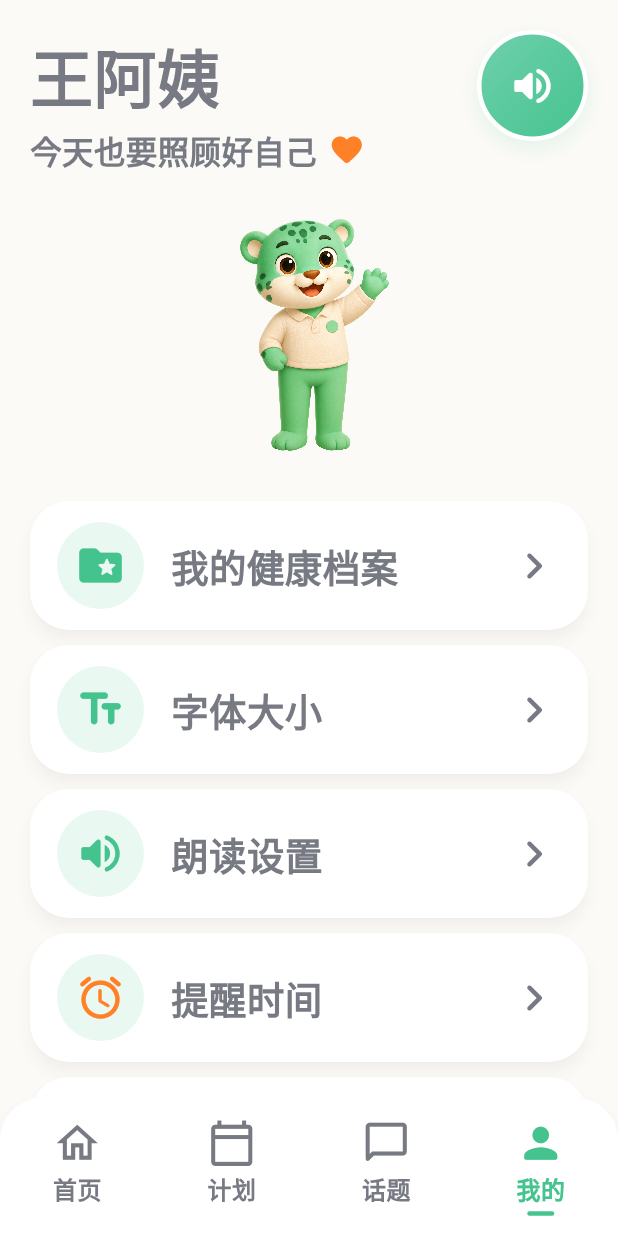
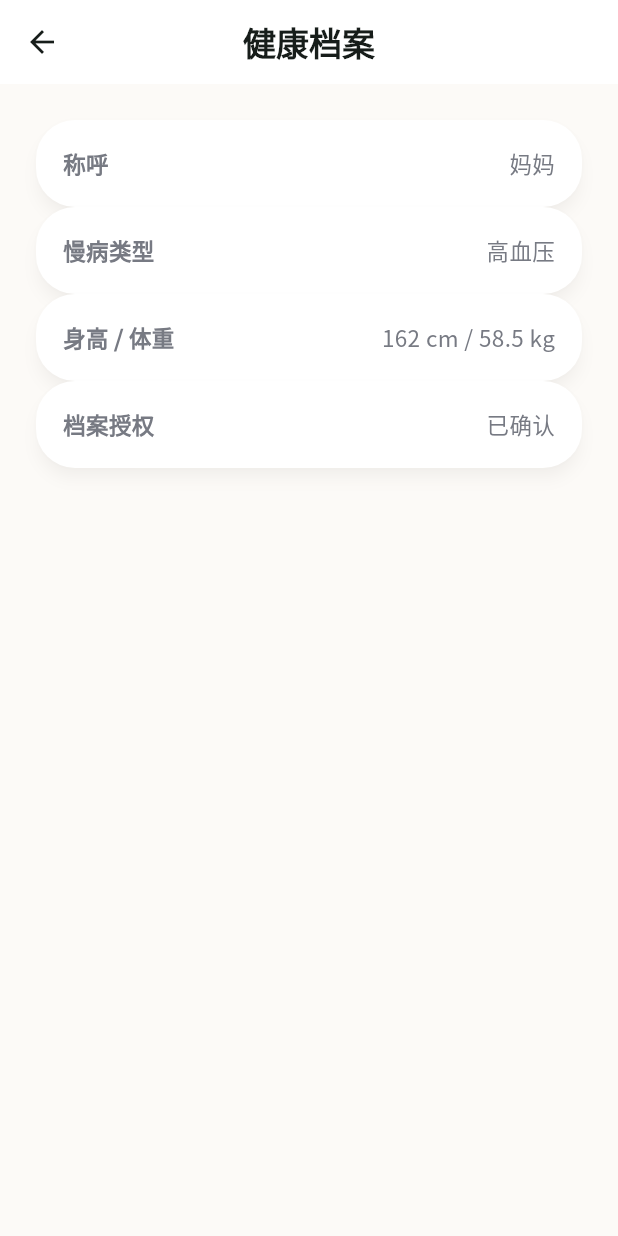
Before and after one commit to zx6831/FubaoApp, a Flutter app: the ElderShell screen opened directly with empty values, item 4 of the bottom bar chosen, after a tap on "我的健康档案", on a phone screen of 412 x 824 dp. Run offline on Flutter 3.47's test engine with Material 3 defaults, Android fonts, the phone set to English and light mode, and no system bars.

Commit message:
feat: complete profile settings and session exits

```diff
--- a/apps/fubao_app/lib/features/child/child_shell.dart
+++ b/apps/fubao_app/lib/features/child/child_shell.dart
@@ -10,12 +10,12 @@ import 'child_topics_page.dart';
 class ChildShell extends StatefulWidget {
   const ChildShell({
     required this.repository,
-    required this.onSwitchRole,
+    required this.onLogout,
     super.key,
   });
 
   final FubaoRepository repository;
-  final VoidCallback onSwitchRole;
+  final Future<void> Function() onLogout;
 
   @override
   State<ChildShell> createState() => _ChildShellState();
@@ -30,7 +30,7 @@ class _ChildShellState extends State<ChildShell> {
       ChildHomePage(repository: widget.repository),
       ChildPlansPage(repository: widget.repository),
       ChildTopicsPage(repository: widget.repository),
-      ChildProfilePage(onSwitchRole: widget.onSwitchRole),
+      ChildProfilePage(onLogout: widget.onLogout),
     ];
 
     return Scaffold(
--- a/apps/fubao_app/lib/features/elder/elder_profile_page.dart
+++ b/apps/fubao_app/lib/features/elder/elder_profile_page.dart
@@ -3,10 +3,12 @@ import 'package:flutter/material.dart';
 import '../../design/fubao_colors.dart';
 import '../../design/fubao_illustrations.dart';
 import '../../widgets/fubao_widgets.dart';
+import '../profile/profile_settings_page.dart';
 
 class ElderProfilePage extends StatelessWidget {
-  const ElderProfilePage({required this.onSwitchRole, super.key});
-  final VoidCallback onSwitchRole;
+  const ElderProfilePage({required this.onLogout, required this.onLeaveFamily, super.key});
+  final Future<void> Function() onLogout;
+  final Future<void> Function() onLeaveFamily;
 
   @override
   Widget build(BuildContext context) => SafeArea(
@@ -44,39 +46,64 @@ class ElderProfilePage extends StatelessWidget {
                     width: 250,
                     height: 205)),
             const SizedBox(height: 4),
-            const _ElderMenuItem(
+            _ElderMenuItem(
                 icon: Icons.folder_special_rounded,
                 title: '我的健康档案',
-                color: FubaoColors.mintStrong),
+                color: FubaoColors.mintStrong,
+                onTap: () => _open(context, ProfileSettingKind.health)),
             const SizedBox(height: 10),
-            const _ElderMenuItem(
+            _ElderMenuItem(
                 icon: Icons.text_fields_rounded,
                 title: '字体大小',
-                color: FubaoColors.mintStrong),
+                color: FubaoColors.mintStrong,
+                onTap: () => _open(context, ProfileSettingKind.font)),
             const SizedBox(height: 10),
-            const _ElderMenuItem(
+            _ElderMenuItem(
                 icon: Icons.volume_up_rounded,
                 title: '朗读设置',
-                color: FubaoColors.mintStrong),
+                color: FubaoColors.mintStrong,
+                onTap: () => _open(context, ProfileSettingKind.reading)),
             const SizedBox(height: 10),
-            const _ElderMenuItem(
+            _ElderMenuItem(
                 icon: Icons.alarm_rounded,
                 title: '提醒时间',
-                color: FubaoColors.orangeStrong),
+                color: FubaoColors.orangeStrong,
+                onTap: () => _open(context, ProfileSettingKind.reminder)),
             const SizedBox(height: 10),
-            const _ElderMenuItem(
+            _ElderMenuItem(
                 icon: Icons.groups_rounded,
                 title: '联系家人',
-                color: FubaoColors.mintStrong),
+                color: FubaoColors.mintStrong,
+                onTap: () => _open(context, ProfileSettingKind.contact)),
             const SizedBox(height: 16),
+            _ElderMenuItem(
+                icon: Icons.logout_rounded,
+                title: '退出登录',
+                color: FubaoColors.mintDeep,
+                onTap: () => _confirmLogout(context)),
+            const SizedBox(height: 10),
             _ElderMenuItem(
                 icon: Icons.power_settings_new_rounded,
                 title: '退出家庭组',
                 color: FubaoColors.orangeStrong,
-                onTap: onSwitchRole),
+                onTap: () => _confirmLeave(context)),
           ],
         ),
       );
+
+  void _open(BuildContext context, ProfileSettingKind kind) {
+    Navigator.push(context, MaterialPageRoute(builder: (_) => ProfileSettingsPage(kind: kind, elder: true)));
+  }
+
+  Future<void> _confirmLogout(BuildContext context) async {
+    final confirmed = await showDialog<bool>(context: context, builder: (context) => AlertDialog(title: const Text('退出登录？'), content: const Text('将返回手机号登录页面，但不会退出家庭组。'), actions: [TextButton(onPressed: () => Navigator.pop(context, false), child: const Text('取消')), FilledButton(onPressed: () => Navigator.pop(context, true), child: const Text('退出登录'))])) ?? false;
+    if (confirmed) await onLogout();
+  }
+
+  Future<void> _confirmLeave(BuildContext context) async {
+    final confirmed = await showDialog<bool>(context: context, builder: (context) => AlertDialog(title: const Text('退出家庭组？'), content: const Text('退出后将无法查看当前家庭任务，并返回输入邀请码页面。账号仍保持登录。'), actions: [TextButton(onPressed: () => Navigator.pop(context, false), child: const Text('取消')), FilledButton(style: FilledButton.styleFrom(backgroundColor: FubaoColors.orangeStrong), onPressed: () => Navigator.pop(context, true), child: const Text('退出家庭组'))])) ?? false;
+    if (confirmed) await onLeaveFamily();
+  }
 }
 
 class _ElderMenuItem extends StatelessWidget {
@@ -106,7 +133,7 @@ class _ElderMenuItem extends StatelessWidget {
               child: Text(title,
                   style: const TextStyle(
                       fontSize: 25, fontWeight: FontWeight.w800))),
-          if (title != '退出家庭组')
+          if (title != '退出家庭组' && title != '退出登录')
             const Icon(Icons.chevron_right_rounded,
                 color: FubaoColors.inkMuted, size: 36),
         ]),
--- a/apps/fubao_app/lib/features/elder/elder_shell.dart
+++ b/apps/fubao_app/lib/features/elder/elder_shell.dart
@@ -10,12 +10,14 @@ import 'elder_topics_page.dart';
 class ElderShell extends StatefulWidget {
   const ElderShell({
     required this.repository,
-    required this.onSwitchRole,
+    required this.onLogout,
+    required this.onLeaveFamily,
     super.key,
   });
 
   final FubaoRepository repository;
-  final VoidCallback onSwitchRole;
+  final Future<void> Function() onLogout;
+  final Future<void> Function() onLeaveFamily;
 
   @override
   State<ElderShell> createState() => _ElderShellState();
@@ -30,7 +32,7 @@ class _ElderShellState extends State<ElderShell> {
       ElderHomePage(repository: widget.repository),
       ElderPlansPage(repository: widget.repository),
       ElderTopicsPage(repository: widget.repository),
-      ElderProfilePage(onSwitchRole: widget.onSwitchRole),
+      ElderProfilePage(onLogout: widget.onLogout, onLeaveFamily: widget.onLeaveFamily),
     ];
 
     return Scaffold(
--- /dev/null
+++ b/apps/fubao_app/lib/features/profile/profile_settings_page.dart
@@ -0,0 +1,155 @@
+import 'package:flutter/material.dart';
+
+import '../../design/fubao_colors.dart';
+import '../../widgets/fubao_widgets.dart';
+
+enum ProfileSettingKind {
+  notifications,
+  family,
+  health,
+  device,
+  reminder,
+  privacy,
+  help,
+  font,
+  reading,
+  contact,
+}
+
+class ProfileSettingsPage extends StatefulWidget {
+  const ProfileSettingsPage({required this.kind, this.elder = false, super.key});
+  final ProfileSettingKind kind;
+  final bool elder;
+
+  @override
+  State<ProfileSettingsPage> createState() => _ProfileSettingsPageState();
+}
+
+class _ProfileSettingsPageState extends State<ProfileSettingsPage> {
+  bool enabled = true;
+  bool dnd = true;
+  double value = 60;
+
+  String get title => switch (widget.kind) {
+        ProfileSettingKind.notifications => '消息通知',
+        ProfileSettingKind.family => '家庭成员',
+        ProfileSettingKind.health => '健康档案',
+        ProfileSettingKind.device => '设备管理',
+        ProfileSettingKind.reminder => '提醒与勿扰',
+        ProfileSettingKind.privacy => '隐私与数据',
+        ProfileSettingKind.help => '帮助与反馈',
+        ProfileSettingKind.font => '字体大小',
+        ProfileSettingKind.reading => '朗读设置',
+        ProfileSettingKind.contact => '联系家人',
+      };
+
+  @override
+  Widget build(BuildContext context) => Scaffold(
+        appBar: AppBar(title: Text(title), centerTitle: true),
+        body: ListView(
+          padding: EdgeInsets.all(widget.elder ? 24 : 18),
+          children: _content(context),
+        ),
+      );
+
+  List<Widget> _content(BuildContext context) => switch (widget.kind) {
+        ProfileSettingKind.family => [
+            _member('小雨', '子女主账号', Icons.favorite_rounded),
+            const SizedBox(height: 12),
+            _member('王阿姨', '长辈账号', Icons.wb_sunny_rounded),
+          ],
+        ProfileSettingKind.health => [
+            _info('称呼', '妈妈'),
+            _info('慢病类型', '高血压'),
+            _info('身高 / 体重', '162 cm / 58.5 kg'),
+            _info('档案授权', '已确认'),
+          ],
+        ProfileSettingKind.device => [
+            _info('福豹家庭智能体', '在线 · 固件 1.0.0'),
+            const SizedBox(height: 18),
+            Text('设备音量 ${value.round()}%', style: Theme.of(context).textTheme.titleMedium),
+            Slider(value: value, min: 0, max: 100, onChanged: (next) => setState(() => value = next)),
+            SwitchListTile(value: enabled, onChanged: (next) => setState(() => enabled = next), title: const Text('设备语音提醒')),
+          ],
+        ProfileSettingKind.notifications => _switches('任务完成通知'),
+        ProfileSettingKind.reminder => [
+            ..._switches('每日任务提醒'),
+            SwitchListTile(value: dnd, onChanged: (next) => setState(() => dnd = next), title: const Text('勿扰时段'), subtitle: const Text('22:00 至次日 07:00')),
+          ],
+        ProfileSettingKind.privacy => [
+            _info('健康数据', '仅家庭成员可查看'),
+            _info('手机号', '已加密保存'),
+            _info('设备数据', '解绑后保留 90 天'),
+            const SizedBox(height: 18),
+            OutlinedButton(onPressed: () => _notice('开发环境暂不生成导出文件；正式部署后可在这里下载。'), child: const Text('导出我的数据')),
+          ],
+        ProfileSettingKind.help => [
+            _info('常见问题', '登录、家庭绑定、任务和设备使用说明'),
+            const SizedBox(height: 16),
+            TextField(maxLines: 4, decoration: const InputDecoration(labelText: '告诉我们遇到的问题', border: OutlineInputBorder())),
+            const SizedBox(height: 12),
+            FilledButton(onPressed: () => _notice('反馈已保存在当前调试会话中。'), child: const Text('提交反馈')),
+          ],
+        ProfileSettingKind.font => [
+            Text('文字大小示例', style: TextStyle(fontSize: 18 + value / 8, fontWeight: FontWeight.w700)),
+            Slider(value: value, min: 20, max: 100, onChanged: (next) => setState(() => value = next)),
+          ],
+        ProfileSettingKind.reading => [
+            Text('朗读速度 ${value.round()}%'),
+            Slider(value: value, min: 0, max: 100, onChanged: (next) => setState(() => value = next)),
+            const SizedBox(height: 12),
+            const ReadAloudButton(text: '这是一段福豹朗读设置的试听内容。'),
+          ],
+        ProfileSettingKind.contact => [
+            _member('小雨', '子女 · 已绑定', Icons.phone_rounded),
+            const SizedBox(height: 18),
+            FilledButton.icon(onPressed: () => _notice('调试环境未配置系统拨号权限。'), icon: const Icon(Icons.phone_rounded), label: const Text('联系小雨')),
+          ],
+      };
+
+  List<Widget> _switches(String firstTitle) => [
+        SwitchListTile(value: enabled, onChanged: (next) => setState(() => enabled = next), title: Text(firstTitle)),
+        SwitchListTile(value: dnd, onChanged: (next) => setState(() => dnd = next), title: const Text('健康提醒')),
+      ];
+
+  Widget _info(String label, String value) => FubaoCard(
+        padding: const EdgeInsets.all(18),
+        child: Row(children: [Expanded(child: Text(label, style: const TextStyle(fontWeight: FontWeight.w700))), Text(value, style: const TextStyle(color: FubaoColors.inkMuted))]),
+      );
+
+  Widget _member(String name, String subtitle, IconData icon) => FubaoCard(
+        padding: const EdgeInsets.all(18),
+        child: Row(children: [CircleAvatar(backgroundColor: FubaoColors.mintSoft, child: Icon(icon, color: FubaoColors.mintStrong)), const SizedBox(width: 14), Expanded(child: Column(crossAxisAlignment: CrossAxisAlignment.start, children: [Text(name, style: const TextStyle(fontWeight: FontWeight.w800)), Text(subtitle, style: const TextStyle(color: FubaoColors.inkMuted))]))]),
+      );
+
+  void _notice(String message) => showDialog<void>(context: context, builder: (context) => AlertDialog(content: Text(message), actions: [TextButton(onPressed: () => Navigator.pop(context), child: const Text('知道了'))]));
+}
+
+class AccountSettingsPage extends StatelessWidget {
+  const AccountSettingsPage({required this.onLogout, super.key});
+  final Future<void> Function() onLogout;
+
+  @override
+  Widget build(BuildContext context) => Scaffold(
+        appBar: AppBar(title: const Text('账号设置'), centerTitle: true),
+        body: ListView(padding: const EdgeInsets.all(20), children: [
+          const FubaoCard(padding: EdgeInsets.all(18), child: ListTile(contentPadding: EdgeInsets.zero, leading: Icon(Icons.phone_iphone_rounded, color: FubaoColors.mintStrong), title: Text('当前账号'), subtitle: Text('手机号验证码安全登录'))),
+          const SizedBox(height: 20),
+          FilledButton.tonalIcon(
+            style: FilledButton.styleFrom(minimumSize: const Size.fromHeight(54), foregroundColor: FubaoColors.orangeStrong),
+            onPressed: () => _confirmLogout(context),
+            icon: const Icon(Icons.logout_rounded),
+            label: const Text('退出登录'),
+          ),
+          const SizedBox(height: 10),
+          const Text('退出登录不会退出家庭组，也不会删除健康档案和任务数据。', textAlign: TextAlign.center, style: TextStyle(color: FubaoColors.inkMuted)),
+        ]),
+      );
+
+  Future<void> _confirmLogout(BuildContext context) async {
+    final confirmed = await showDialog<bool>(context: context, builder: (context) => AlertDialog(title: const Text('退出登录？'), content: const Text('你将返回手机号登录页面，家庭关系保持不变。'), actions: [TextButton(onPressed: () => Navigator.pop(context, false), child: const Text('取消')), FilledButton(onPressed: () => Navigator.pop(context, true), child: const Text('退出登录'))])) ?? false;
+    if (!confirmed || !context.mounted) return;
+    Navigator.pop(context);
+    await onLogout();
+  }
+}
```
Also changed, not shown: apps/fubao_app/lib/app/fubao_app.dart (+8 -4 lines), apps/fubao_app/lib/data/remote_app_controller.dart (+9 -0 lines), apps/fubao_app/lib/features/child/child_profile_page.dart (+32 -18 lines), 7 other files.
